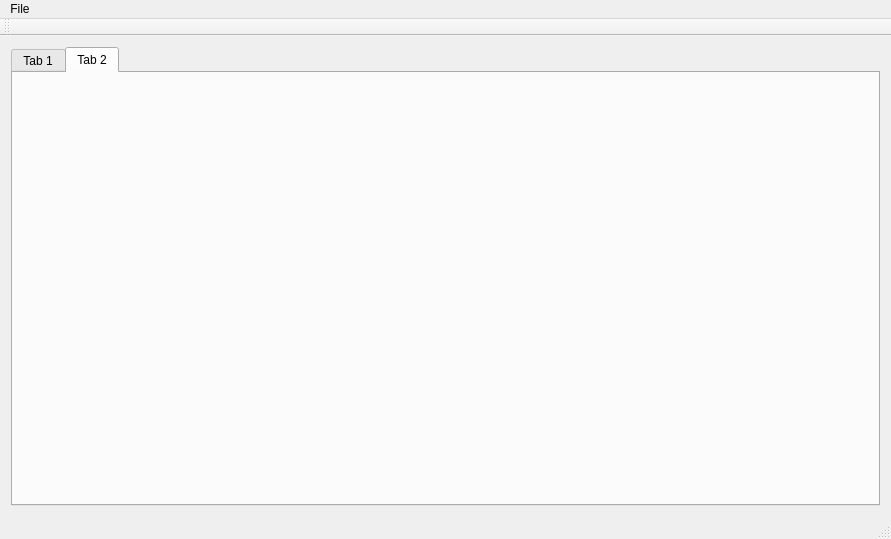
Above: mainwindow.ui from DarkEric/SRSaveEditor before the change. Below: the same form after it.
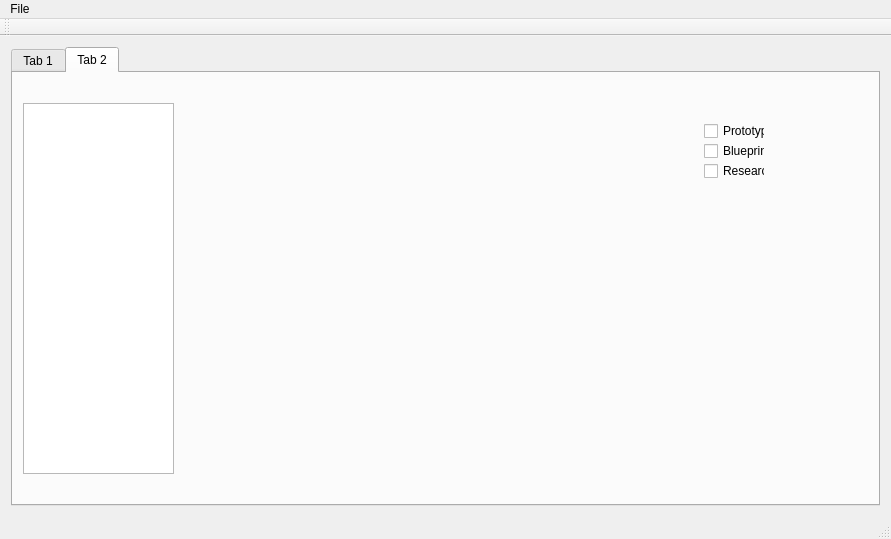
That is the form after the change. The open tabs and pages were chosen to show the change.

```diff
--- a/mainwindow.ui
+++ b/mainwindow.ui
@@ -15,7 +15,7 @@
   </property>
   <widget class="QWidget" name="centralWidget">
    <layout class="QGridLayout" name="gridLayout">
-    <item row="0" column="0">
+    <item row="0" column="1">
      <widget class="QTabWidget" name="tabWidget">
       <property name="currentIndex">
        <number>0</number>
@@ -58,6 +58,49 @@
        <attribute name="title">
         <string>Tab 2</string>
        </attribute>
+       <widget class="QListWidget" name="listWidgetItemID">
+        <property name="geometry">
+         <rect>
+          <x>10</x>
+          <y>30</y>
+          <width>151</width>
+          <height>371</height>
+         </rect>
+        </property>
+       </widget>
+       <widget class="QWidget" name="">
+        <property name="geometry">
+         <rect>
+          <x>680</x>
+          <y>40</y>
+          <width>83</width>
+          <height>76</height>
+         </rect>
+        </property>
+        <layout class="QVBoxLayout" name="verticalLayout">
+         <item>
+          <widget class="QCheckBox" name="checkBoxPrototype">
+           <property name="text">
+            <string>Prototype</string>
+           </property>
+          </widget>
+         </item>
+         <item>
+          <widget class="QCheckBox" name="checkBoxBlueprint">
+           <property name="text">
+            <string>Blueprint</string>
+           </property>
+          </widget>
+         </item>
+         <item>
+          <widget class="QCheckBox" name="checkBoxRes">
+           <property name="text">
+            <string>Research</string>
+           </property>
+          </widget>
+         </item>
+        </layout>
+       </widget>
       </widget>
      </widget>
     </item>
```
Left out of the diff: 20 changed lines with no effect on the pictures.
